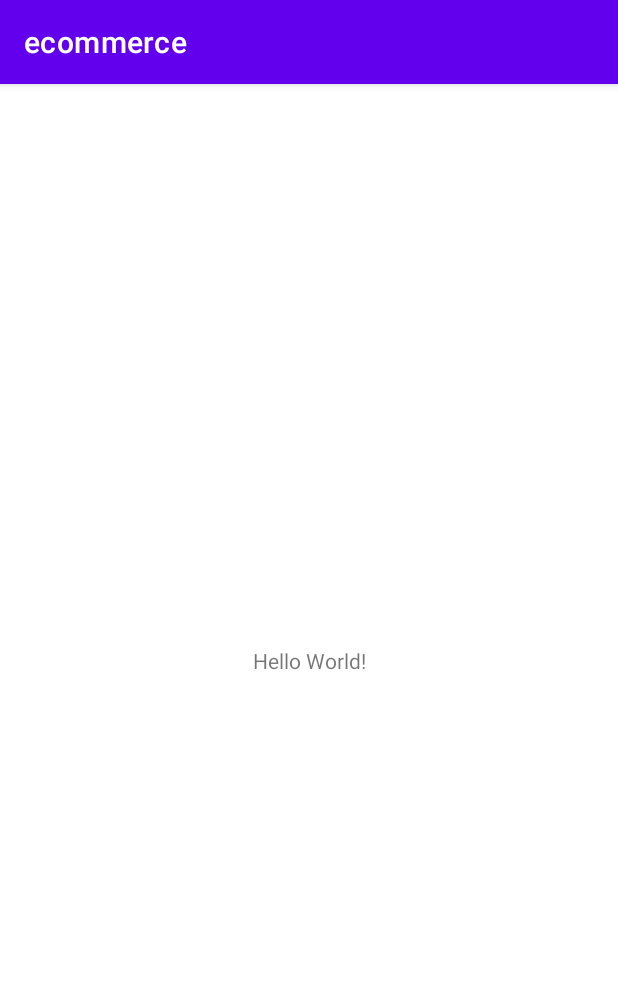
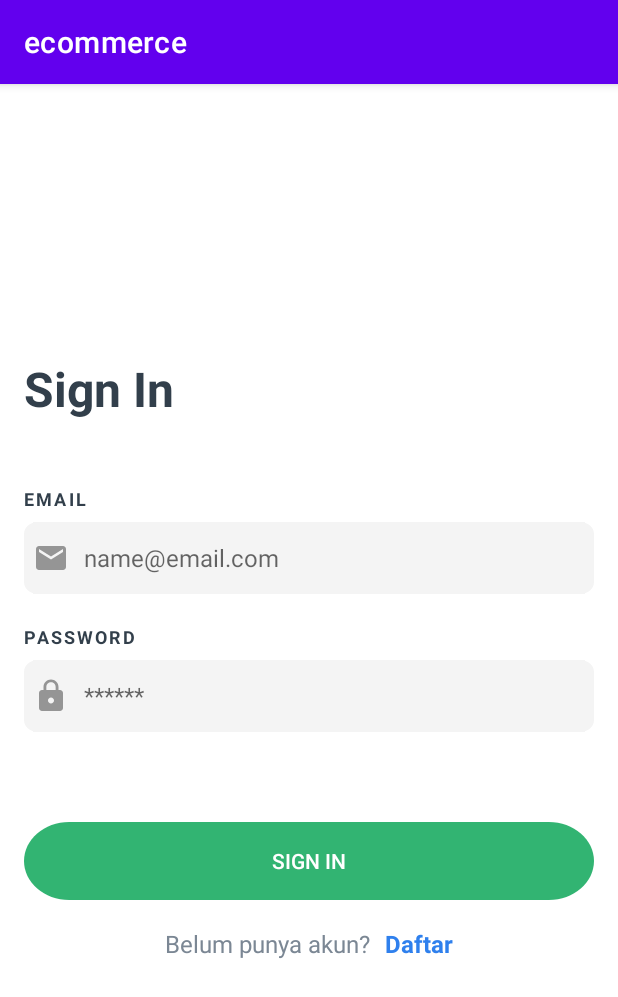
Before and after one commit to maharani032/Ecommerce-project, an Android app: the screen it shows after launch (MainActivity before the commit, WelcomeActivity after it), on a phone screen of 412 x 824 dp. Shown: the top 997 px of the screen. Run offline under Robolectric (Android 15) with nearby library versions, the phone set to English and light mode, and no system bars.

Commit message:
home page => login

```diff
--- a/app/src/main/AndroidManifest.xml
+++ b/app/src/main/AndroidManifest.xml
@@ -14,11 +14,10 @@
         android:theme="@style/Theme.Ecommerce"
         tools:targetApi="31">
         <activity
-            android:name=".MainActivity"
+            android:name=".WelcomeActivity"
             android:exported="true">
             <intent-filter>
                 <action android:name="android.intent.action.MAIN" />
-
                 <category android:name="android.intent.category.LAUNCHER" />
             </intent-filter>
         </activity>
--- a/app/src/main/java/com/group4/ecommerce/MainActivity.java
+++ b/app/src/main/java/com/group4/ecommerce/WelcomeActivity.java
@@ -4,7 +4,7 @@ import androidx.appcompat.app.AppCompatActivity;
 
 import android.os.Bundle;
 
-public class MainActivity extends AppCompatActivity {
+public class WelcomeActivity extends AppCompatActivity {
 
     @Override
     protected void onCreate(Bundle savedInstanceState) {
--- /dev/null
+++ b/app/src/main/res/drawable/btn_large.xml
@@ -0,0 +1,24 @@
+<?xml version="1.0" encoding="utf-8"?>
+<vector
+    xmlns:android="http://schemas.android.com/apk/res/android"
+    xmlns:aapt="http://schemas.android.com/aapt"
+    android:width="328dp"
+    android:height="52dp"
+    android:viewportWidth="328"
+    android:viewportHeight="52"
+    >
+
+    <group>
+
+        <clip-path
+            android:pathData="M26 0H302C316.359 0 328 11.6406 328 26C328 40.3594 316.359 52 302 52H26C11.6406 52 0 40.3594 0 26C0 11.6406 11.6406 0 26 0Z"
+            />
+
+        <path
+            android:pathData="M0 0V52H328V0"
+            android:fillColor="#32B472"
+            />
+
+    </group>
+
+</vector>
--- /dev/null
+++ b/app/src/main/res/drawable/frame_165.xml
@@ -0,0 +1,18 @@
+<?xml version="1.0" encoding="utf-8"?>
+<vector xmlns:android="http://schemas.android.com/apk/res/android"
+    android:width="319dp"
+    android:height="24dp"
+    android:viewportWidth="319"
+    android:viewportHeight="24"
+        >
+<group>
+    <path
+        android:pathData="M0 0V48H328V0"
+        android:fillColor="#F4F4F4"
+        />
+    <clip-path
+        android:pathData="M0 0H319V24H0V0Z"
+        />
+</group>
+
+</vector>
--- /dev/null
+++ b/app/src/main/res/drawable/ic_baseline_email_24.xml
@@ -0,0 +1,5 @@
+<vector android:alpha="0.75" android:height="24dp"
+    android:tint="#757575" android:viewportHeight="24"
+    android:viewportWidth="24" android:width="24dp" xmlns:android="http://schemas.android.com/apk/res/android">
+    <path android:fillColor="@android:color/white" android:pathData="M20,4L4,4c-1.1,0 -1.99,0.9 -1.99,2L2,18c0,1.1 0.9,2 2,2h16c1.1,0 2,-0.9 2,-2L22,6c0,-1.1 -0.9,-2 -2,-2zM20,8l-8,5 -8,-5L4,6l8,5 8,-5v2z"/>
+</vector>
--- /dev/null
+++ b/app/src/main/res/drawable/ic_baseline_lock_24.xml
@@ -0,0 +1,5 @@
+<vector android:alpha="0.75" android:height="24dp"
+    android:tint="#757575" android:viewportHeight="24"
+    android:viewportWidth="24" android:width="24dp" xmlns:android="http://schemas.android.com/apk/res/android">
+    <path android:fillColor="@android:color/white" android:pathData="M18,8h-1L17,6c0,-2.76 -2.24,-5 -5,-5S7,3.24 7,6v2L6,8c-1.1,0 -2,0.9 -2,2v10c0,1.1 0.9,2 2,2h12c1.1,0 2,-0.9 2,-2L20,10c0,-1.1 -0.9,-2 -2,-2zM12,17c-1.1,0 -2,-0.9 -2,-2s0.9,-2 2,-2 2,0.9 2,2 -0.9,2 -2,2zM15.1,8L8.9,8L8.9,6c0,-1.71 1.39,-3.1 3.1,-3.1 1.71,0 3.1,1.39 3.1,3.1v2z"/>
+</vector>
--- /dev/null
+++ b/app/src/main/res/drawable/ic_baseline_lock_open_24.xml
@@ -0,0 +1,5 @@
+<vector android:alpha="0.75" android:height="24dp"
+    android:tint="#757575" android:viewportHeight="24"
+    android:viewportWidth="24" android:width="24dp" xmlns:android="http://schemas.android.com/apk/res/android">
+    <path android:fillColor="@android:color/white" android:pathData="M12,17c1.1,0 2,-0.9 2,-2s-0.9,-2 -2,-2 -2,0.9 -2,2 0.9,2 2,2zM18,8h-1L17,6c0,-2.76 -2.24,-5 -5,-5S7,3.24 7,6h1.9c0,-1.71 1.39,-3.1 3.1,-3.1 1.71,0 3.1,1.39 3.1,3.1v2L6,8c-1.1,0 -2,0.9 -2,2v10c0,1.1 0.9,2 2,2h12c1.1,0 2,-0.9 2,-2L20,10c0,-1.1 -0.9,-2 -2,-2zM18,20L6,20L6,10h12v10z"/>
+</vector>
--- /dev/null
+++ b/app/src/main/res/drawable/inputfield.xml
@@ -0,0 +1,24 @@
+<?xml version="1.0" encoding="utf-8"?>
+<vector
+    xmlns:android="http://schemas.android.com/apk/res/android"
+    xmlns:aapt="http://schemas.android.com/aapt"
+    android:width="328dp"
+    android:height="48dp"
+    android:viewportWidth="328"
+    android:viewportHeight="48"
+    >
+
+    <group>
+
+        <clip-path
+            android:pathData="M8 0H320C324.418 0 328 3.58172 328 8V40C328 44.4183 324.418 48 320 48H8C3.58172 48 0 44.4183 0 40V8C0 3.58172 3.58172 0 8 0Z"
+            />
+
+        <path
+            android:pathData="M0 0V48H328V0"
+            android:fillColor="#F4F4F4"
+            />
+
+    </group>
+
+</vector>
--- a/app/src/main/res/layout/activity_main.xml
+++ b/app/src/main/res/layout/activity_main.xml
@@ -1,18 +1,144 @@
 <?xml version="1.0" encoding="utf-8"?>
-<androidx.constraintlayout.widget.ConstraintLayout xmlns:android="http://schemas.android.com/apk/res/android"
+<LinearLayout xmlns:android="http://schemas.android.com/apk/res/android"
     xmlns:app="http://schemas.android.com/apk/res-auto"
     xmlns:tools="http://schemas.android.com/tools"
     android:layout_width="match_parent"
     android:layout_height="match_parent"
-    tools:context=".MainActivity">
+    tools:context=".WelcomeActivity"
+    android:orientation="vertical"
+    android:layout_marginHorizontal="16dp"
+    android:gravity="center_vertical"
+    >
+    <TextView
+        android:id="@+id/sign_in"
+        android:layout_width="match_parent"
+        android:layout_height="wrap_content"
+        android:text="@string/sign_in"
+        style="@style/bigText_bold"/>
 
-    <TextView
-        android:layout_width="wrap_content"
+<!--    field email -->
+    <RelativeLayout
+        android:layout_width="match_parent"
         android:layout_height="wrap_content"
-        android:text="Hello World!"
-        app:layout_constraintBottom_toBottomOf="parent"
-        app:layout_constraintEnd_toEndOf="parent"
-        app:layout_constraintStart_toStartOf="parent"
-        app:layout_constraintTop_toTopOf="parent" />
+        android:orientation="vertical"
+        android:layout_marginTop="43dp"
+        >
 
-</androidx.constraintlayout.widget.ConstraintLayout>
+        <TextView
+            android:id="@+id/email"
+            android:layout_width="match_parent"
+            android:layout_height="wrap_content"
+            android:gravity="top"
+            android:lineSpacingExtra="-3sp"
+            android:text="@string/email"
+            android:textAppearance="@style/placeHolderInput"
+            android:layout_marginBottom="7dp"
+            />
+<!--        input email-->
+        <RelativeLayout
+            android:layout_below="@+id/email"
+            android:id="@+id/field_email"
+            android:layout_width="match_parent"
+            android:layout_height="wrap_content"
+            android:background="@drawable/inputfield"
+            >
+
+            <EditText
+                android:id="@+id/input_email"
+                style="@style/input"
+                android:layout_width="match_parent"
+                android:layout_height="wrap_content"
+                android:layout_centerInParent="true"
+                android:layout_marginStart="12dp"
+                android:background="@drawable/frame_165"
+                android:drawableStart="@drawable/ic_baseline_email_24"
+                android:drawablePadding="10dp"
+                android:hint="name@email.com"
+                android:inputType="textEmailAddress"
+                android:minHeight="48dp"
+                tools:ignore="TextContrastCheck"
+                android:importantForAutofill="no" />
+        </RelativeLayout>
+    </RelativeLayout>
+
+<!--    field password-->
+    <RelativeLayout
+        android:layout_width="match_parent"
+        android:layout_height="wrap_content"
+        android:orientation="vertical"
+        android:layout_marginTop="20dp"
+        >
+
+        <TextView
+            android:id="@+id/password"
+            android:layout_width="match_parent"
+            android:layout_height="wrap_content"
+            android:gravity="top"
+            android:lineSpacingExtra="-3sp"
+            android:text="@string/password"
+            android:textAppearance="@style/placeHolderInput"
+            android:layout_marginBottom="7dp"
+            />
+        <!--        input email-->
+        <RelativeLayout
+            android:layout_below="@+id/password"
+            android:id="@+id/field_password"
+            android:layout_width="match_parent"
+            android:layout_height="wrap_content"
+            android:background="@drawable/inputfield"
+            >
+
+            <EditText
+                android:id="@+id/input_password"
+                style="@style/input"
+                android:layout_width="match_parent"
+                android:layout_height="wrap_content"
+                android:layout_centerInParent="true"
+                android:layout_marginStart="12dp"
+                android:background="@drawable/frame_165"
+                android:drawableStart="@drawable/ic_baseline_lock_24"
+                android:drawablePadding="10dp"
+                android:hint="******"
+                android:importantForAutofill="no"
+                android:inputType="textPassword"
+                android:minHeight="48dp"
+                tools:ignore="TextContrastCheck" />
+        </RelativeLayout>
+    </RelativeLayout>
+
+    <androidx.appcompat.widget.AppCompatButton
+        android:layout_width="match_parent"
+        android:layout_height="wrap_content"
+        android:layout_marginTop="60dp"
+        android:background="@drawable/btn_large"
+        android:text="@string/sign_in"
+        android:textColor="@color/white"
+        tools:ignore="DuplicateSpeakableTextCheck,TextContrastCheck" />
+    <LinearLayout
+        android:layout_width="match_parent"
+        android:layout_height="wrap_content"
+        android:orientation="horizontal"
+        android:gravity="center"
+        android:layout_marginTop="20dp"
+        >
+        <TextView
+            android:layout_width="wrap_content"
+            android:layout_height="wrap_content"
+            android:text="@string/belum_punya_akun"
+            android:lineSpacingExtra="4sp"
+            android:translationY="-1.96sp"
+            style="@style/smalltext"
+            android:textAlignment="center"/>
+        <TextView
+            android:layout_marginStart="10dp"
+            android:id="@+id/daftar"
+            android:layout_width="wrap_content"
+            android:layout_height="wrap_content"
+            android:text="@string/daftar"
+            android:textAppearance="@style/daftar"
+            android:lineSpacingExtra="4sp"
+            android:translationY="-1.96sp"
+            android:textAlignment="center"
+            />
+    </LinearLayout>
+</LinearLayout>
--- /dev/null
+++ b/app/src/main/res/values-night/strings.xml
@@ -0,0 +1,5 @@
+<?xml version="1.0" encoding="utf-8"?>
+<resources>
+    <string name="sign_in">Sign In</string>
+    <string name="email">email</string>
+</resources>
--- /dev/null
+++ b/app/src/main/res/values-night/styles.xml
@@ -0,0 +1,9 @@
+<?xml version="1.0" encoding="utf-8"?>
+<resources>
+
+    <style name="bigText_bold"></style>
+
+    <style name="placeHolderInput"></style>
+
+    <style name="input"></style>
+</resources>
--- a/app/src/main/res/values/strings.xml
+++ b/app/src/main/res/values/strings.xml
@@ -1,3 +1,8 @@
 <resources>
     <string name="app_name">ecommerce</string>
+    <string name="sign_in">Sign In</string>
+    <string name="email">email</string>
+    <string name="daftar">Daftar</string>
+    <string name="belum_punya_akun">Belum punya akun?</string>
+    <string name="password">password</string>
 </resources>
--- /dev/null
+++ b/app/src/main/res/values/styles.xml
@@ -0,0 +1,70 @@
+<?xml version="1.0" encoding="utf-8"?>
+<resources>
+
+    <style name="bigText_bold">
+        <item name="android:textSize">
+            32sp</item>
+        <item name="android:textStyle">
+            bold</item>
+        <item name="android:textColor">
+            #323F4B
+        </item>
+    </style>
+
+    <style name="placeHolderInput">
+        <item name="android:textSize">
+            12sp
+        </item>
+
+        <item name="android:letterSpacing">
+            0.12
+        </item>
+
+        <item name="android:textColor">
+            #323F4B
+        </item>
+        <item name="android:textStyle">
+            bold
+        </item>
+        <item name="android:textAllCaps">
+            true
+        </item>
+    </style>
+
+    <style name="input">
+        <item name="android:lineSpacingExtra">
+            4sp
+        </item>
+        <item name="android:textSize">
+            16sp
+        </item>
+
+        <item name="android:textColor">
+            #7B8794
+        </item>
+    </style>
+
+    <style name="smalltext">
+        <item name="android:textSize">
+            16sp
+        </item>
+
+        <item name="android:textColor">
+            #7B8794
+        </item>
+
+    </style>
+
+    <style name="daftar">
+        <item name="android:textSize">
+            16sp
+        </item>
+
+        <item name="android:textColor">
+            #2F80ED
+        </item>
+        <item name="android:textStyle">
+            bold
+        </item>
+    </style>
+</resources>
--- a/build.gradle
+++ b/build.gradle
@@ -1,3 +1,8 @@
+buildscript {
+    dependencies {
+        classpath 'com.google.gms:google-services:4.3.13'
+    }
+}
 // Top-level build file where you can add configuration options common to all sub-projects/modules.
 plugins {
     id 'com.android.application' version '7.2.2' apply false
```
Also changed, not shown: app/build.gradle (+7 -0 lines), 1 other file.
